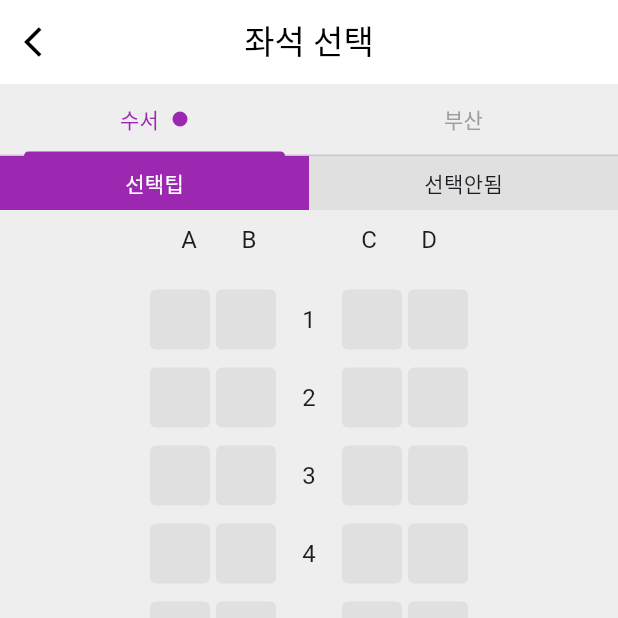
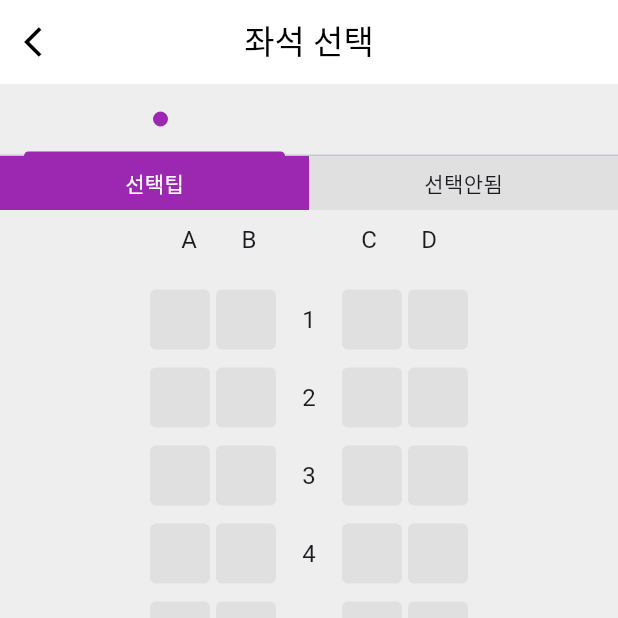
Before and after one commit to BominSon/SRT-Ticket, a Flutter app: the SeatPage screen opened directly with empty values, on a phone screen of 412 x 824 dp, the top half of it. Run offline on Flutter 3.47's test engine with Material 3 defaults, Android fonts, the phone set to English and light mode, and no system bars.

Commit message:
Departure and arrival locations correction.

```diff
--- a/lib/seat_page.dart
+++ b/lib/seat_page.dart
@@ -61,7 +61,7 @@ class _SeatPageState extends State<SeatPage> with SingleTickerProviderStateMixin
           borderRadius: BorderRadius.circular(15),
         ),
         title: const Text('예매 하시겠습니까?'),
-        content: Text('수서에서 천안아산까지 1개의 좌석이 예매됩니다.\n좌석: $seatId'),
+        content: Text('${widget.departureStation}에서 ${widget.arrivalStation}까지 1개의 좌석이 예매됩니다.\n좌석: $seatId'),
         actions: [
           TextButton(
             child: const Text('취소'),
@@ -109,13 +109,13 @@ class _SeatPageState extends State<SeatPage> with SingleTickerProviderStateMixin
                   child: Row(
                     mainAxisAlignment: MainAxisAlignment.center,
                     children: [
-                      const Text('수서'),
+                      Text(widget.departureStation),  // 출발지 표시
                       const SizedBox(width: 8),
                       Icon(Icons.circle, size: 12, color: Colors.purple),
                     ],
                   ),
                 ),
-                const Tab(text: '부산'),
+                Tab(text: widget.arrivalStation),  // 도착지 표시
               ],
             ),
           ),
```
